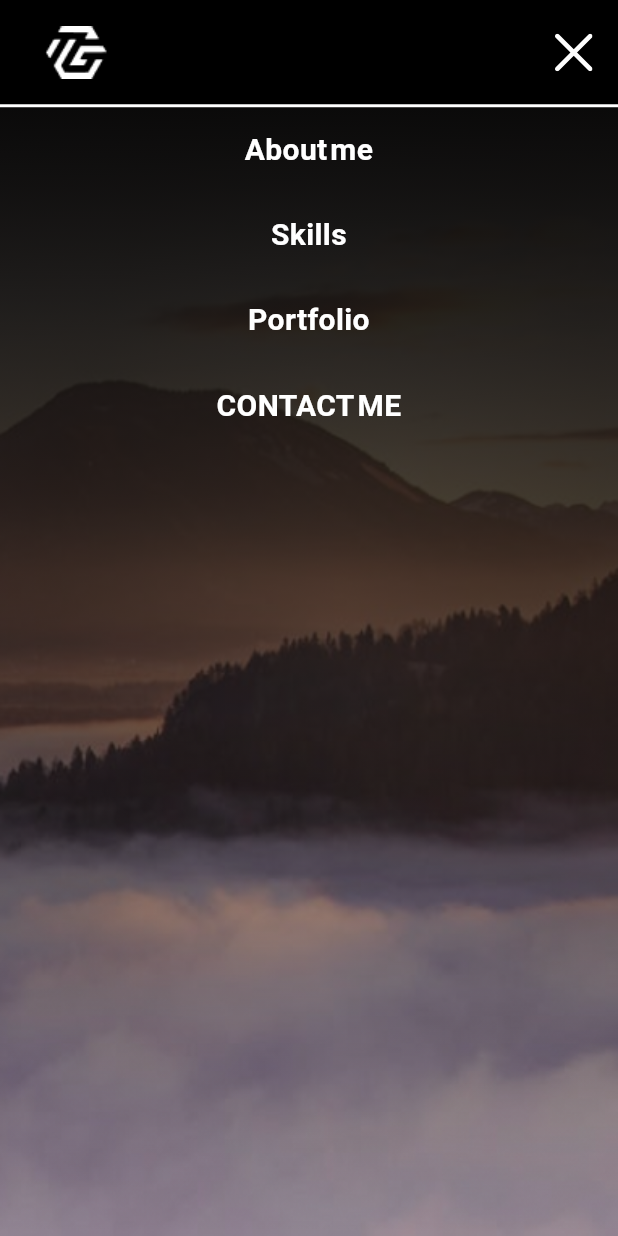
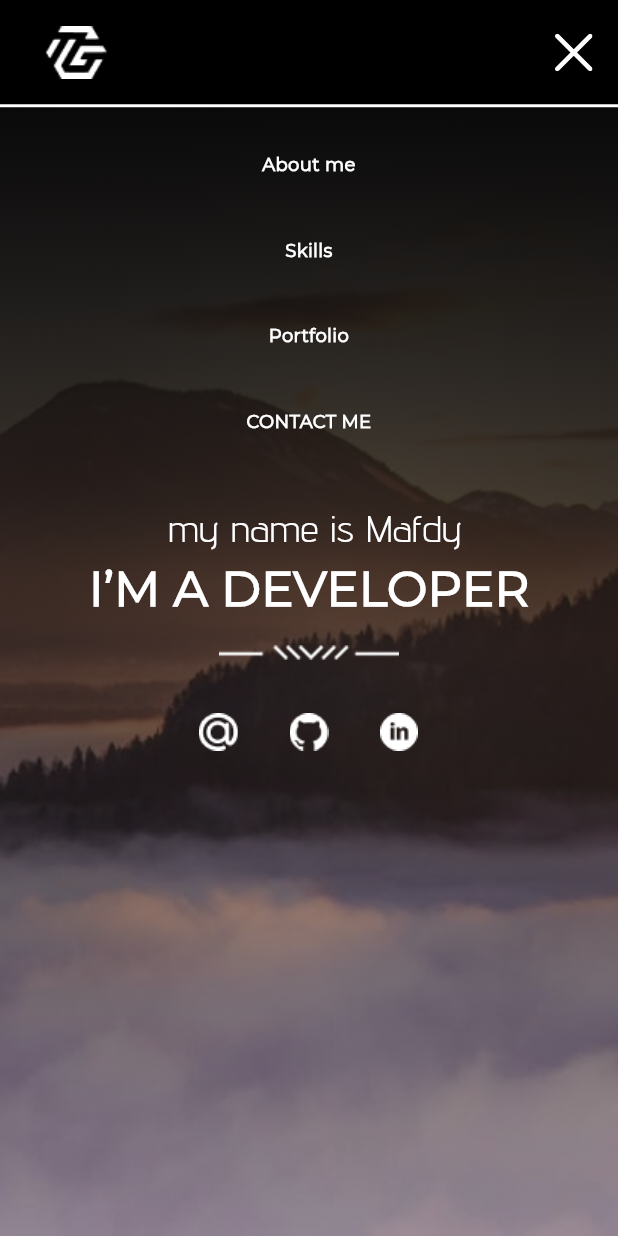
Before and after one commit to Mafdysaad/Portfolio, a Flutter app: the CustomDrawer widget shown alone on an empty page, opened directly, on a phone screen of 412 x 824 dp. Run offline on Flutter 3.47's test engine with Material 3 defaults, Android fonts, the phone set to English and light mode, and no system bars; our stand-ins replace flutter_svg.

Commit message:
customdrawer done

```diff
--- a/lib/core/utils/assets.dart
+++ b/lib/core/utils/assets.dart
@@ -19,4 +19,6 @@ class Assets {
   static const String resourceImagesMail = "assets/images/mail.png";
 
   static const String resourceImagesRectangle = "assets/images/Rectangle.png";
+
+  static const String resourceImagesSeparatorWhite = "assets/images/separatorWhite.png";
 }
--- a/lib/core/utils/fontstyle.dart
+++ b/lib/core/utils/fontstyle.dart
@@ -16,4 +16,31 @@
         fontSize: 18,
         fontFamily: 'soyombo');
   }
+
+  static TextStyle advenpro_25() {
+    return TextStyle(
+      color: Colors.white,
+      fontSize: 25,
+      fontFamily: 'Advent Pro',
+      fontWeight: FontWeight.w400,
+    );
+  }
+
+  static TextStyle montserrat_12() {
+    return TextStyle(
+      color: Colors.white,
+      fontSize: 12,
+      fontFamily: 'Montserrat',
+      fontWeight: FontWeight.w600,
+    );
+  }
+
+  static TextStyle montserrat_32() {
+    return TextStyle(
+      color: Colors.white,
+      fontSize: 32,
+      fontFamily: 'Montserrat',
+      fontWeight: FontWeight.w600,
+    );
+  }
 }
--- a/lib/presention/screen/home/widget/Bottomes.dart
+++ b/lib/presention/screen/home/widget/Bottomes.dart
@@ -38,10 +38,10 @@ class _BottomesState extends State<Bottomes> {
                           textAlign: TextAlign.center,
                           bottoms[index],
                           style: _isClicked[index] || _isHovered[index]
-                              ? Style.soyombo18_sembold().copyWith(
+                              ? Style.montserrat_12().copyWith(
                                   color: Colors.black,
                                 )
-                              : Style.soyombo20_bold(),
+                              : Style.montserrat_12(),
                         ),
                       ),
                     ),
--- a/lib/presention/screen/home/widget/custom_drawer.dart
+++ b/lib/presention/screen/home/widget/custom_drawer.dart
@@ -1,7 +1,9 @@
 import 'package:flutter/material.dart';
 import 'package:flutter_svg/flutter_svg.dart';
 import 'package:portfolio/core/utils/assets.dart';
+import 'package:portfolio/core/utils/fontstyle.dart';
 import 'package:portfolio/presention/screen/home/widget/Bottomes.dart';
+import 'package:portfolio/presention/screen/home/widget/option.dart';
 
 class CustomDrawer extends StatelessWidget {
   const CustomDrawer({super.key});
@@ -57,7 +59,31 @@ class CustomDrawer extends StatelessWidget {
                     ),
                   ),
                 ),
+                SizedBox(
+                  height: 10,
+                ),
                 Bottomes(),
+                SizedBox(
+                  height: 25,
+                ),
+                Text(
+                  ' my name is Mafdy',
+                  style: Style.advenpro_25(),
+                ),
+                Text(
+                  'I’M A DEVELOPER',
+                  style: Style.montserrat_32(),
+                ),
+                SizedBox(
+                  height: 14,
+                ),
+                Image.asset(
+                  Assets.resourceImagesSeparatorWhite,
+                ),
+                SizedBox(
+                  height: 18,
+                ),
+                Options(is_vertical: false)
               ],
             ),
           ),
--- a/lib/presention/screen/home/widget/details.dart
+++ b/lib/presention/screen/home/widget/details.dart
@@ -17,7 +17,9 @@ class Details extends StatelessWidget {
             mainAxisAlignment: MainAxisAlignment.spaceAround,
             children: [
               Info(),
-              Options(),
+              Options(
+                is_vertical: true,
+              ),
             ],
           ),
         ),
--- a/lib/presention/screen/home/widget/option.dart
+++ b/lib/presention/screen/home/widget/option.dart
@@ -3,7 +3,8 @@
 import 'package:portfolio/core/utils/assets.dart';
 
 class Options extends StatelessWidget {
-  const Options({super.key});
+  const Options({super.key, required this.is_vertical});
+  final bool? is_vertical;
 
   @override
   Widget build(BuildContext context) {
@@ -12,7 +13,21 @@
       Assets.resourceImagesGethup,
       Assets.resourceImagesLinkedin
     ];
-    return Column(
+    return is_vertical!
+        ? Column(
+            //spacing: 29,
+            children: options
+                .map((item) => AnimatedWrapper(
+                      child: Image.asset(
+                        item,
+                        width: 60,
+                        height: 60,
+                      ),
+                    ))
+                .toList(),
+          )
+        : Row(
+            mainAxisAlignment: MainAxisAlignment.center,
             //spacing: 29,
             children: options
                 .map((item) => AnimatedWrapper(
--- a/pubspec.yaml
+++ b/pubspec.yaml
@@ -70,6 +70,12 @@ flutter:
     - family: soyombo
       fonts:
         - asset: assets/fonts/soyombo.ttf
+    - family: Montserrat
+      fonts:
+        - asset: assets/fonts/Montserrat-Regular.ttf
+    - family: Advent Pro
+      fonts:
+        - asset: assets/fonts/AdventPro_Expanded-Regular.ttf
 
   #
   # For details regarding fonts from package dependencies,
```
Also changed, not shown: assets/fonts/AdventPro_Expanded-Regular.ttf (added), assets/fonts/Montserrat-Regular.ttf (added). Lines whose indentation alone changed are shown as unchanged.
